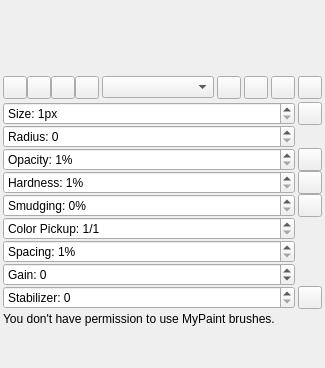
This is src/desktop/ui/brushdock.ui in drawpile/Drawpile as Qt 5 draws it before an edit. The edited form follows.
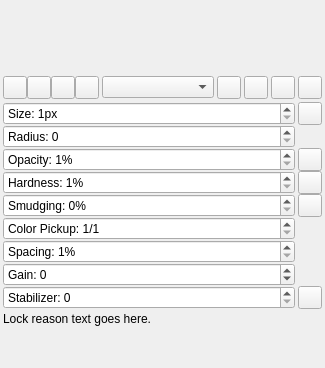
This is the edited form. Icons and pictures are not drawn. Custom widgets are drawn as their Qt base class.

```diff
--- a/src/desktop/ui/brushdock.ui
+++ b/src/desktop/ui/brushdock.ui
@@ -449,7 +449,10 @@
    <item>
     <widget class="QLabel" name="noPermissionLabel">
      <property name="text">
-      <string>You don't have permission to use MyPaint brushes.</string>
+      <string notr="true">Lock reason text goes here.</string>
+     </property>
+     <property name="wordWrap">
+      <bool>true</bool>
      </property>
     </widget>
    </item>
```
Left out of the diff: 5 changed lines with no effect on the pictures.
